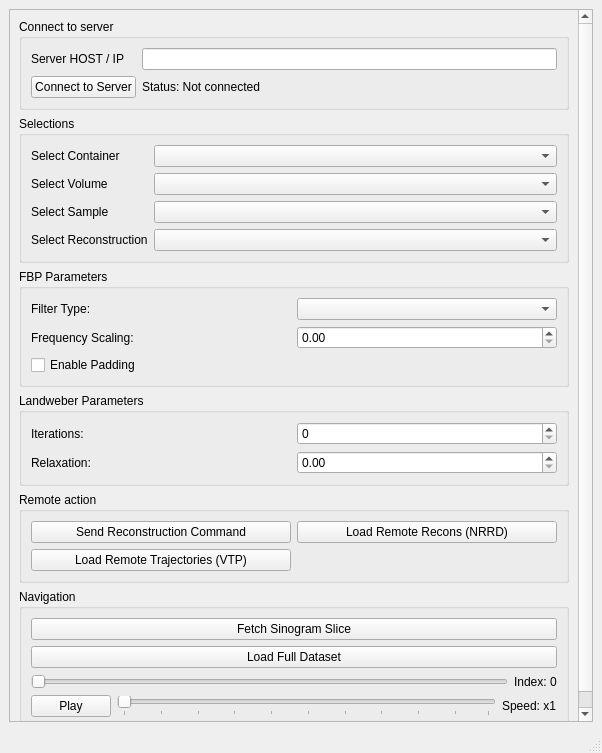
ouaburst/CT_GUI_Docker, file 3Dslicer/CT-Wood/CTWood/SinoReconsVisual2/Resources/UI/SinoReconsVisual2.ui: the form before one commit.
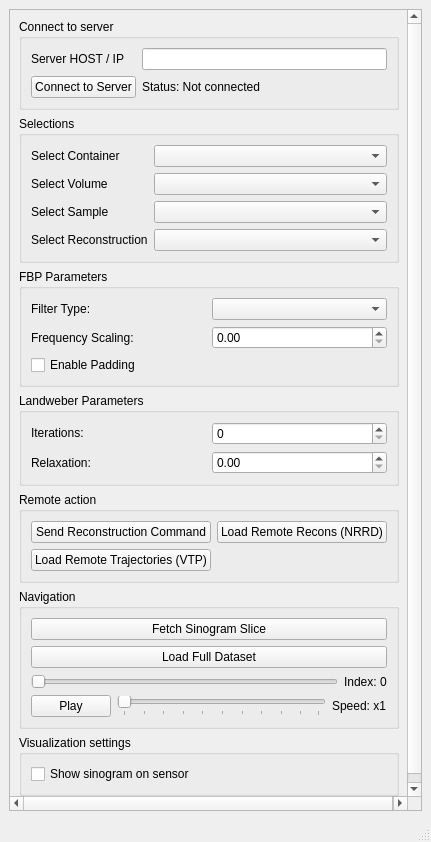
The form after the commit.

Commit message: Added toggle for showing the sinogram image on the sensor in the 3D view. Fixed a lot of type warnings. Added UV coordinates to the sensor area.

```diff
--- a/3Dslicer/CT-Wood/CTWood/SinoReconsVisual2/Resources/UI/SinoReconsVisual2.ui
+++ b/3Dslicer/CT-Wood/CTWood/SinoReconsVisual2/Resources/UI/SinoReconsVisual2.ui
@@ -6,14 +6,20 @@
    <rect>
     <x>0</x>
     <y>0</y>
-    <width>602</width>
-    <height>753</height>
+    <width>431</width>
+    <height>842</height>
    </rect>
   </property>
   <property name="windowTitle">
    <string>SinoReconsVisual2 Module</string>
   </property>
   <widget class="QWidget" name="centralwidget">
+   <property name="sizePolicy">
+    <sizepolicy hsizetype="Preferred" vsizetype="MinimumExpanding">
+     <horstretch>0</horstretch>
+     <verstretch>0</verstretch>
+    </sizepolicy>
+   </property>
    <layout class="QVBoxLayout" name="mainLayout" stretch="0">
     <item>
      <widget class="QScrollArea" name="scrollArea">
@@ -25,13 +31,25 @@
         <rect>
          <x>0</x>
          <y>0</y>
-         <width>567</width>
-         <height>693</height>
+         <width>409</width>
+         <height>747</height>
         </rect>
        </property>
+       <property name="sizePolicy">
+        <sizepolicy hsizetype="Preferred" vsizetype="Fixed">
+         <horstretch>0</horstretch>
+         <verstretch>0</verstretch>
+        </sizepolicy>
+       </property>
        <layout class="QVBoxLayout" name="contentsLayout" stretch="0,0,0,1,0,0,0">
         <item>
          <widget class="QGroupBox" name="connectionGroup">
+          <property name="sizePolicy">
+           <sizepolicy hsizetype="Preferred" vsizetype="Fixed">
+            <horstretch>0</horstretch>
+            <verstretch>0</verstretch>
+           </sizepolicy>
+          </property>
           <property name="title">
            <string>Connect to server</string>
           </property>
@@ -69,6 +87,12 @@
         </item>
         <item>
          <widget class="QGroupBox" name="selectionGroup">
+          <property name="sizePolicy">
+           <sizepolicy hsizetype="Preferred" vsizetype="Fixed">
+            <horstretch>0</horstretch>
+            <verstretch>0</verstretch>
+           </sizepolicy>
+          </property>
           <property name="title">
            <string>Selections</string>
           </property>
@@ -118,6 +142,12 @@
         </item>
         <item>
          <widget class="QGroupBox" name="fbpParameterGroupBox">
+          <property name="sizePolicy">
+           <sizepolicy hsizetype="Preferred" vsizetype="Fixed">
+            <horstretch>0</horstretch>
+            <verstretch>0</verstretch>
+           </sizepolicy>
+          </property>
           <property name="title">
            <string>FBP Parameters</string>
           </property>
@@ -154,35 +184,73 @@
         </item>
         <item>
          <widget class="QGroupBox" name="landweberParameterGroupBox">
+          <property name="sizePolicy">
+           <sizepolicy hsizetype="Preferred" vsizetype="Fixed">
+            <horstretch>0</horstretch>
+            <verstretch>0</verstretch>
+           </sizepolicy>
+          </property>
           <property name="title">
            <string>Landweber Parameters</string>
           </property>
           <layout class="QGridLayout" name="lwLayout">
            <item row="0" column="0">
             <widget class="QLabel" name="label_iterations">
+             <property name="sizePolicy">
+              <sizepolicy hsizetype="Preferred" vsizetype="Fixed">
+               <horstretch>0</horstretch>
+               <verstretch>0</verstretch>
+              </sizepolicy>
+             </property>
              <property name="text">
               <string>Iterations:</string>
              </property>
             </widget>
            </item>
            <item row="0" column="1">
-            <widget class="QSpinBox" name="iterationsSpinBox"/>
+            <widget class="QSpinBox" name="iterationsSpinBox">
+             <property name="sizePolicy">
+              <sizepolicy hsizetype="Minimum" vsizetype="Preferred">
+               <horstretch>0</horstretch>
+               <verstretch>0</verstretch>
+              </sizepolicy>
+             </property>
+            </widget>
            </item>
            <item row="1" column="0">
             <widget class="QLabel" name="label_relaxation">
+             <property name="sizePolicy">
+              <sizepolicy hsizetype="Preferred" vsizetype="Preferred">
+               <horstretch>0</horstretch>
+               <verstretch>0</verstretch>
+              </sizepolicy>
+             </property>
              <property name="text">
               <string>Relaxation:</string>
              </property>
             </widget>
            </item>
            <item row="1" column="1">
-            <widget class="QDoubleSpinBox" name="relaxationSpinBox"/>
+            <widget class="QDoubleSpinBox" name="relaxationSpinBox">
+             <property name="sizePolicy">
+              <sizepolicy hsizetype="Minimum" vsizetype="Fixed">
+               <horstretch>0</horstretch>
+               <verstretch>0</verstretch>
+              </sizepolicy>
+             </property>
+            </widget>
            </item>
           </layout>
          </widget>
         </item>
         <item>
          <widget class="QGroupBox" name="remoteActionsGroup">
+          <property name="sizePolicy">
+           <sizepolicy hsizetype="Preferred" vsizetype="Fixed">
+            <horstretch>0</horstretch>
+            <verstretch>0</verstretch>
+           </sizepolicy>
+          </property>
           <property name="title">
            <string>Remote action</string>
           </property>
@@ -213,6 +281,12 @@
         </item>
         <item>
          <widget class="QGroupBox" name="navigationGroup">
+          <property name="sizePolicy">
+           <sizepolicy hsizetype="Preferred" vsizetype="Fixed">
+            <horstretch>0</horstretch>
+            <verstretch>0</verstretch>
+           </sizepolicy>
+          </property>
           <property name="title">
            <string>Navigation</string>
           </property>
@@ -311,17 +385,26 @@
          </widget>
         </item>
         <item>
-         <spacer name="verticalSpacer">
-          <property name="orientation">
-           <enum>Qt::Vertical</enum>
+         <widget class="QGroupBox" name="visualizationSettings">
+          <property name="sizePolicy">
+           <sizepolicy hsizetype="Preferred" vsizetype="Fixed">
+            <horstretch>0</horstretch>
+            <verstretch>0</verstretch>
+           </sizepolicy>
           </property>
-          <property name="sizeHint" stdset="0">
-           <size>
-            <width>20</width>
-            <height>40</height>
-           </size>
+          <property name="title">
+           <string>Visualization settings</string>
           </property>
-         </spacer>
+          <layout class="QGridLayout" name="visualizationSettingsLayout">
+           <item row="0" column="0">
+            <widget class="QCheckBox" name="showSinogramOnSensorCheckbox">
+             <property name="text">
+              <string>Show sinogram on sensor</string>
+             </property>
+            </widget>
+           </item>
+          </layout>
+         </widget>
         </item>
        </layout>
       </widget>
```
Left out of the diff: 78 changed lines with no effect on the pictures. The commit also changes 3 other files.
